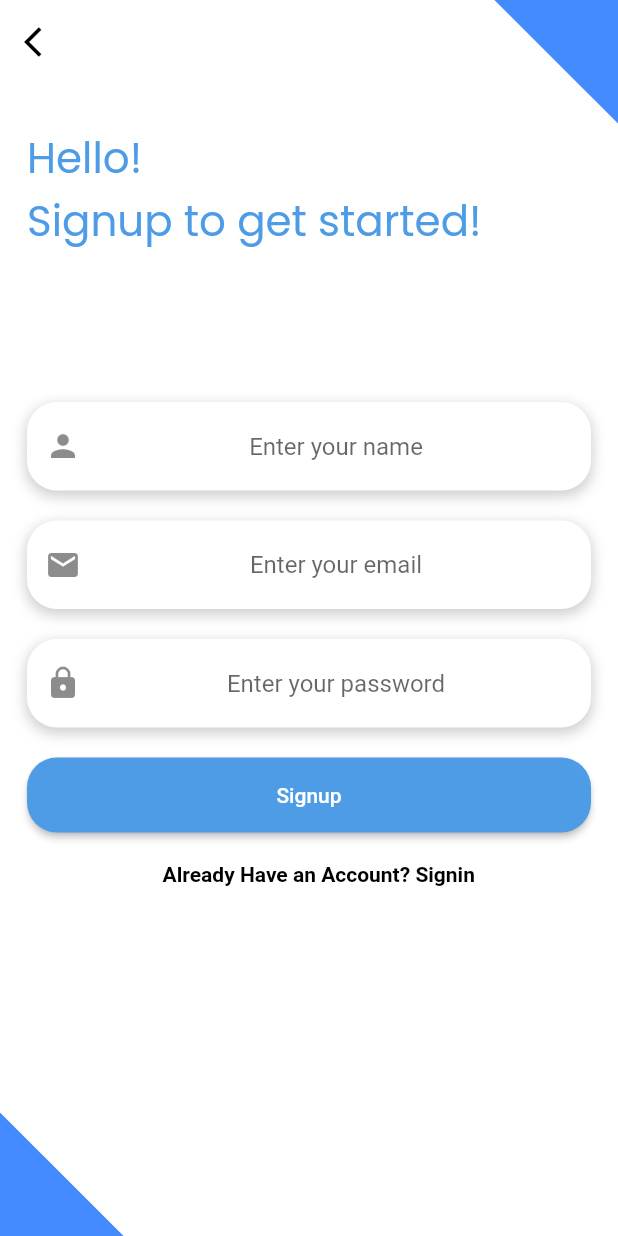
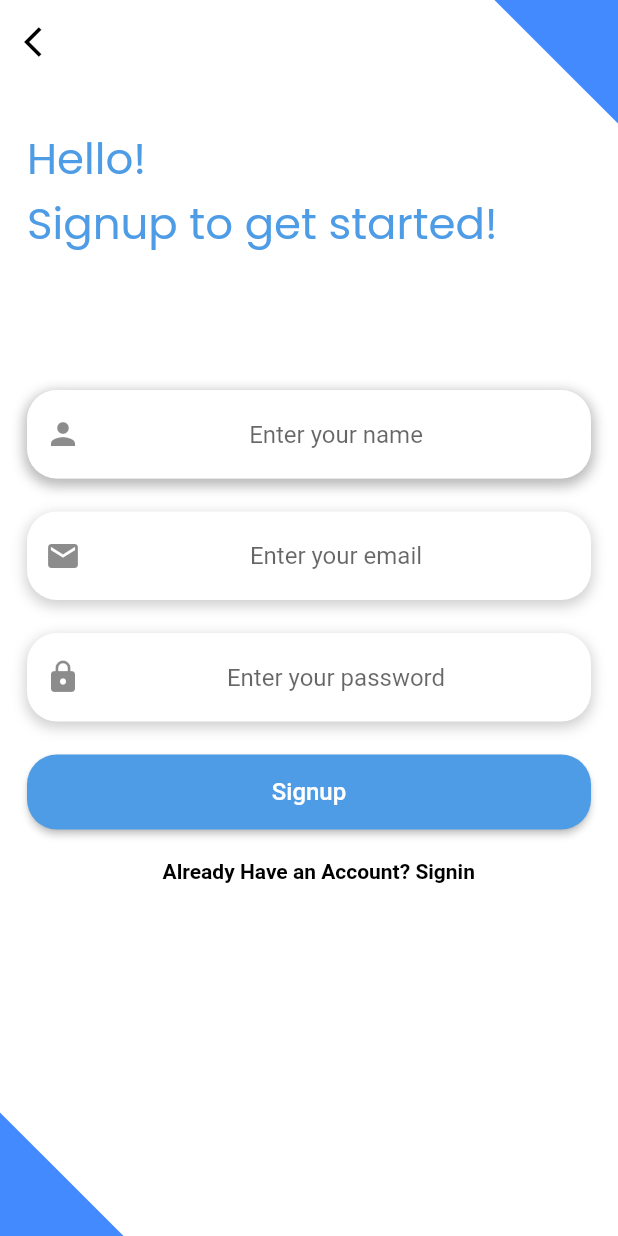
Before and after one commit to HarishGuragol/DocumentScanner, a Flutter app: the screen it shows after launch, after a tap on "Skip", on a phone screen of 412 x 824 dp. Run offline on Flutter 3.47's test engine with Material 2 defaults, Android fonts, the phone set to English and light mode, and no system bars; drawn by our look-alikes of modal_progress_hud_nsn; our stand-ins replace firebase_auth, firebase_core, fluttertoast, image_cropper, image_picker; accounts and stored records are empty.

Commit message:
ui changes

```diff
--- a/lib/main.dart
+++ b/lib/main.dart
@@ -4,9 +4,9 @@ import 'package:documentscan/screens/homescreen.dart';
 import 'package:documentscan/screens/imageview.dart';
 import 'package:documentscan/screens/routes.dart';
 import 'package:flutter/material.dart';
-import 'package:flutter/services.dart';
+//import 'package:flutter/services.dart';
 import 'package:documentscan/screens/file_viewer.dart';
-import 'package:documentscan/screens/display.dart';
+//import 'package:documentscan/screens/display.dart';
 import 'package:documentscan/screens/Splashscreen.dart';
 import 'package:documentscan/screens/Introscreen_1.dart';
 import 'package:documentscan/screens/Introscreen_2.dart';
@@ -18,15 +18,17 @@ import 'package:firebase_core/firebase_core.dart';
 Future<void> main() async {
   WidgetsFlutterBinding.ensureInitialized();
   await Firebase.initializeApp();
-  runApp(Scan());
+  runApp(const Scan());
 }
 
 class Scan extends StatelessWidget {
+  const Scan({Key? key}) : super(key: key);
+
   @override
   Widget build(BuildContext context) {
     return MaterialApp(
       theme: ThemeData(
-        primaryColor: Colors.blue,
+        primaryColor: const Color(0XFF4D9CE5),
         backgroundColor: Colors.white,
       ),
       debugShowCheckedModeBanner: false,
@@ -41,7 +43,7 @@ class Scan extends StatelessWidget {
         // ignore: prefer_const_constructors
         Routes.register: (context) => Register(),
         Routes.homescreen: (context) => HomeScreen(),
-        Routes.apistatus: (context) => ApiTransition(),
+        Routes.apistatus: (context) => const ApiTransition(),
         Routes.fileviewer: (context) => FileViewer(),
         Routes.display: (context) => DisplayScreen(),
         Routes.imageview: (context) => ImageView(),
--- a/lib/screens/constants/constants.dart
+++ b/lib/screens/constants/constants.dart
@@ -10,3 +10,15 @@ const introcontentstyle =
 
 const bottomtextstyle =
     TextStyle(color: Colors.black, fontWeight: FontWeight.bold);
+
+const logintextstyle =
+    TextStyle(fontSize: 30.0, color: Color(0XFF4D9CE5), fontFamily: 'Poppins');
+
+const registertextstyle =
+    TextStyle(fontSize: 29.0, color: Color(0XFF4D9CE5), fontFamily: "Poppins");
+
+const loginbuttonstyle =
+    TextStyle(color: Colors.white, fontSize: 17.0, fontFamily: 'Poppins-Bold');
+
+const registerbuttonstyle =
+    TextStyle(color: Colors.white,  fontSize: 16.0);
--- a/lib/screens/register.dart
+++ b/lib/screens/register.dart
@@ -7,6 +7,8 @@ import 'package:firebase_auth/firebase_auth.dart';
 import 'package:flutter/material.dart';
 import 'package:modal_progress_hud_nsn/modal_progress_hud_nsn.dart';
 import 'constants/constants.dart';
+import 'package:fluttertoast/fluttertoast.dart';
+
 class Register extends StatefulWidget {
   const Register({Key? key}) : super(key: key);
 
@@ -55,14 +57,11 @@ class _RegisterState extends State<Register> {
                     padding: const EdgeInsets.only(top: 18.0),
                     child: Text(
                       "Hello! \nSignup to get started!",
-                      style: TextStyle(
-                          fontSize: 28.0,
-                          color: Color(0XFF4D9CE5),
-                          fontFamily: 'Poppins'),
+                      style: registertextstyle,
                     ),
                   ),
                   SizedBox(
-                    height: 100.0,
+                    height: 90.0,
                   ),
                   Container(
                     decoration: BoxDecoration(
@@ -78,25 +77,13 @@ class _RegisterState extends State<Register> {
                         ),
                       ],
                     ),
-                    child: TextField(
-                      keyboardType: TextInputType.emailAddress,
-                      textAlign: TextAlign.center,
-                      onChanged: (value) {
-                        //Do something with the user input.
-                        person = value;
-                      },
-                      decoration: InputDecoration(
-                        hintText: "Enter your name",
-                        prefixIcon: Icon(Icons.person),
-                        border: OutlineInputBorder(
-                          borderRadius: BorderRadius.circular(20.0),
-                          borderSide: BorderSide.none,
-                        ),
-                      ),
+                    child: CustomTextField(
+                      hintText: 'Enter your name',
+                      prefixIcon: Icon(Icons.person),
                     ),
                   ),
                   SizedBox(
-                    height: 20.0,
+                    height: 22.0,
                   ),
                   Container(
                     decoration: BoxDecoration(
@@ -130,7 +117,7 @@ class _RegisterState extends State<Register> {
                     ),
                   ),
                   SizedBox(
-                    height: 20.0,
+                    height: 22.0,
                   ),
                   Container(
                     decoration: BoxDecoration(
@@ -164,7 +151,7 @@ class _RegisterState extends State<Register> {
                     ),
                   ),
                   SizedBox(
-                    height: 20.0,
+                    height: 22.0,
                   ),
                   MaterialButton(
                     minWidth: 200.0,
@@ -186,13 +173,22 @@ class _RegisterState extends State<Register> {
                           showSpinner = false;
                         });
                       } catch (e) {
-                        print(e);
+                        Fluttertoast.showToast(
+                            msg: e.toString(), // message
+                            toastLength: Toast.LENGTH_SHORT, // length
+                            gravity: ToastGravity.CENTER,
+                            // location
+                            timeInSecForIosWeb: 5,
+                            //timeInSecForIosWeb: 1,
+                            textColor: Colors.black // duration
+                            );
+                        //print(e);
                       }
                     },
                     color: Color(0XFF4D9CE5),
                     child: Text(
                       "Signup",
-                      style: TextStyle(color: Colors.white),
+                      style: registerbuttonstyle,
                     ),
                     shape: RoundedRectangleBorder(
                       borderRadius: BorderRadius.circular(20.0),
--- a/lib/screens/widgets/text_field.dart
+++ b/lib/screens/widgets/text_field.dart
@@ -22,10 +22,11 @@ class CustomTextField extends StatelessWidget {
         ],
       ),
       child: TextField(
+        //keyboardType: TextInputType.emailAddress,
+        textAlign: TextAlign.center,
         decoration: InputDecoration(
           hintText: hintText,
           prefixIcon: prefixIcon,
-
           border: OutlineInputBorder(
             borderRadius: BorderRadius.circular(20.0),
             borderSide: BorderSide.none,
--- a/pubspec.yaml
+++ b/pubspec.yaml
@@ -37,7 +37,7 @@ dependencies:
   cloud_firestore: ^3.1.6
   firebase_auth: ^3.3.5
   firebase_core: ^1.11.0
-  fluttertoast: ^8.0.8
+  fluttertoast: ^8.0.9
   image_picker: ^0.8.4+4
   image_cropper: ^1.4.1
   flutter_statusbarcolor_ns: ^0.4.0
```
Also changed, not shown: lib/screens/login.dart (+17 -11 lines), pubspec.lock.
